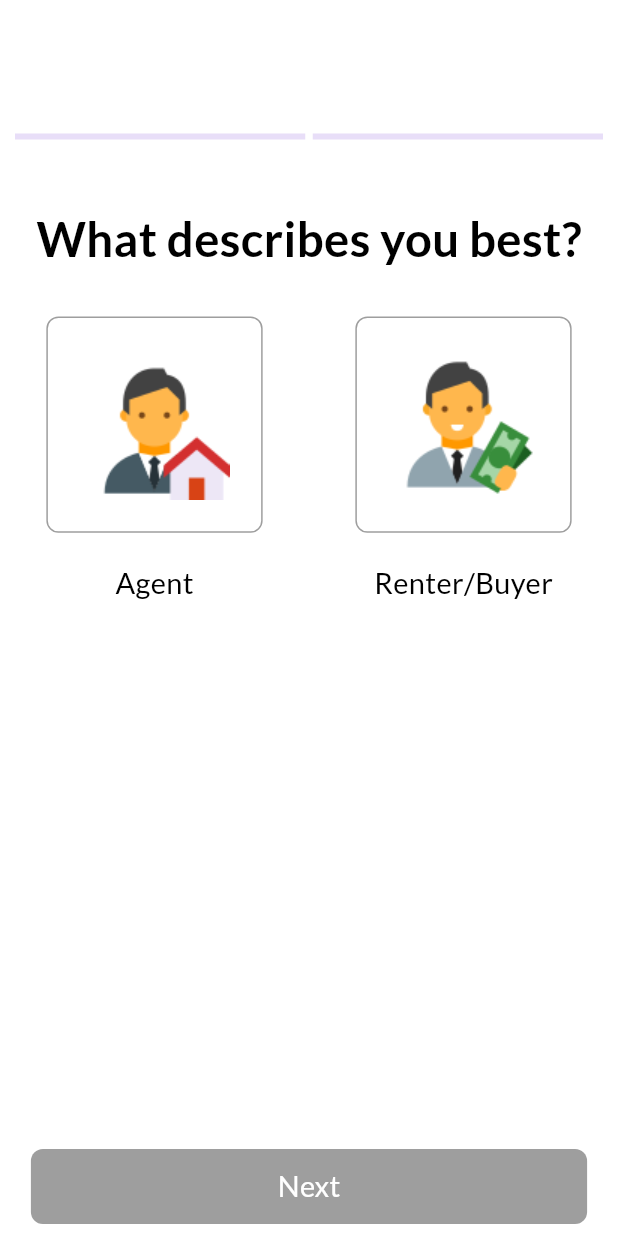
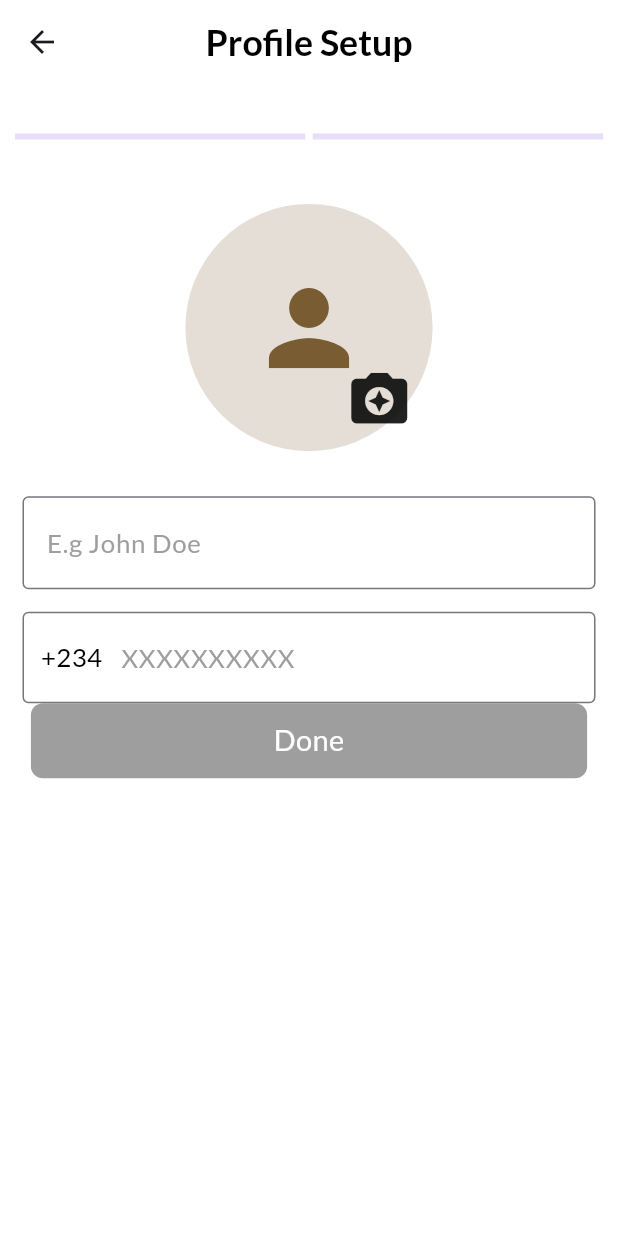
Before and after one commit to mustapha-amin/home_quest, a Flutter app: the UserSetup screen opened directly, after a tap on "Next", on a phone screen of 412 x 824 dp. Run offline on Flutter 3.47's test engine with Material 3 defaults, Android fonts, the phone set to English and light mode, and no system bars; our stand-ins replace firebase_auth, firebase_core, flutter_riverpod, flutter_spinkit, fpdart, google_fonts and 4 more; accounts and stored records are empty.

Commit message:
restructured user data setup screens

```diff
--- a/lib/features/user setup/views/user_data_setup.dart
+++ b/lib/features/user setup/views/user_data_setup.dart
@@ -8,6 +8,9 @@ import 'package:home_quest/core/extensions/widget_exts.dart';
 import 'package:home_quest/core/utils/image_picker_util.dart';
 import 'package:home_quest/shared/spacing.dart';
 import 'package:sizer/sizer.dart';
+
+import '../../../core/utils/textstyle.dart';
+import '../../../shared/custom_button.dart';
 
 final pickedImageProvider = StateProvider<File?>((ref) {
   return null;
@@ -27,6 +30,9 @@ class _UserDataSetupState extends ConsumerState<UserDataSetup> {
   @override
   Widget build(BuildContext context) {
     return Column(
+      mainAxisAlignment: MainAxisAlignment.spaceBetween,
+      children: [
+        Column(
           children: [
             Stack(
               alignment: Alignment.center,
@@ -76,18 +82,53 @@ class _UserDataSetupState extends ConsumerState<UserDataSetup> {
             spaceY(30),
             TextField(
               controller: nameCtrl,
+              style: kTextStyle(17),
+              textCapitalization: TextCapitalization.words,
               decoration: InputDecoration(
-            border: OutlineInputBorder(),
+                hintText: "E.g John Doe",
+                hintStyle: kTextStyle(17, color: Colors.grey),
+                border: const OutlineInputBorder(),
+                contentPadding:
+                    const EdgeInsets.symmetric(vertical: 18, horizontal: 12),
               ),
             ),
             spaceY(15),
             TextField(
+              maxLength: 10,
               controller: phonNumberCtrl,
+              style: kTextStyle(17),
               decoration: InputDecoration(
-            border: OutlineInputBorder(),
+                counterText: "",
+                // counterStyle: kTextStyle(12, color: Colors.white),
+                border: const OutlineInputBorder(),
+                hintText: "XXXXXXXXXX",
+                hintStyle: kTextStyle(17, color: Colors.grey),
+                //contentPadding: EdgeInsets.symmetric(vertical: 18, horizontal: 12),
+                prefixIcon:
+                    Text("  +234 ", style: kTextStyle(17)).padY(18).padX(5),
+                prefixIconConstraints: const BoxConstraints(),
               ),
+              keyboardType: const TextInputType.numberWithOptions(),
             ),
           ],
-    ).padX(15);
+        ).padX(15),
+        ListenableBuilder(
+          listenable: Listenable.merge([
+            nameCtrl,
+            phonNumberCtrl,
+          ]),
+          builder: (context, _) {
+            bool areBothFilled =
+                nameCtrl.text.isNotEmpty && phonNumberCtrl.text.isNotEmpty;
+            return CustomButton(
+              label: "Done",
+              width: 90.w,
+              color: areBothFilled ? AppColors.brown : Colors.grey,
+              onTap: () {},
+            ).padX(10);
+          },
+        )
+      ],
+    );
   }
 }
--- a/lib/features/user setup/views/user_setup.dart
+++ b/lib/features/user setup/views/user_setup.dart
@@ -4,11 +4,12 @@ import 'package:home_quest/core/extensions/widget_exts.dart';
 import 'package:home_quest/core/utils/textstyle.dart';
 import 'package:home_quest/features/user%20setup/views/user_data_setup.dart';
 import 'package:home_quest/features/user%20setup/views/user_type.dart';
-import 'package:home_quest/shared/custom_button.dart';
-import 'package:sizer/sizer.dart';
 import '../../../core/colors.dart';
-import '../../../core/enums.dart';
 import '../../../shared/spacing.dart';
+
+final isFirstProvider = StateProvider<bool>((ref) {
+  return true;
+});
 
 final progressCtrl = StateProvider<double>((ref) {
   return 0;
@@ -26,31 +27,30 @@ class UserSetup extends ConsumerStatefulWidget {
 }
 
 class _UserSetupState extends ConsumerState<UserSetup> {
-  bool isFirst = true;
-
   @override
   Widget build(BuildContext context) {
+    bool isFirst = ref.watch(isFirstProvider);
     return Scaffold(
       appBar: AppBar(
         elevation: 0,
         backgroundColor: Colors.white,
-        title: isFirst
-            ? null
-            : Text("Profile Setup", style: kTextStyle(20, isBold: true)),
+        title: Text(isFirst ? "User type" : "Profile Setup",
+            style: kTextStyle(20, isBold: true)),
         centerTitle: true,
         leading: isFirst
             ? const SizedBox()
             : BackButton(
                 onPressed: () {
                   updateProgressVal(ref, 0.5);
-                  setState(() => isFirst = true);
+                  ref.invalidate(isFirstProvider);
                 },
               ),
       ),
       body: Stack(
         alignment: Alignment.topCenter,
         children: [
-          Column(
+          SingleChildScrollView(
+            child: Column(
               mainAxisAlignment: MainAxisAlignment.start,
               children: [
                 spaceY(10),
@@ -74,29 +74,7 @@ class _UserSetupState extends ConsumerState<UserSetup> {
                 isFirst ? const UserTypeScreen() : const UserDataSetup()
               ],
             ),
-          Positioned(
-            bottom: 8,
-            child: CustomButton(
-              label: isFirst ? "Next" : "Done",
-              width: 90.w,
-              color: ref.watch(userTypeCtr.notifier).state == UserType.none
-                  ? Colors.grey[500]
-                  : switch (isFirst) {
-                    true => AppColors.brown,
-                    _ => AppColors.brown,
-                  },
-              onTap: () {
-                if (ref.watch(userTypeCtr.notifier).state != UserType.none) {
-                  isFirst
-                      ? {
-                          updateProgressVal(ref, 1),
-                          setState(() => isFirst = false)
-                        }
-                      : null;
-                }
-              },
-            ).padX(10),
-          )
+          ),
         ],
       ),
     );
--- a/lib/features/user setup/views/user_type.dart
+++ b/lib/features/user setup/views/user_type.dart
@@ -1,15 +1,15 @@
 import 'package:flutter/material.dart';
 import 'package:flutter_riverpod/flutter_riverpod.dart';
+import 'package:home_quest/core/extensions/widget_exts.dart';
 import 'package:home_quest/core/utils/textstyle.dart';
 import 'package:home_quest/features/user%20setup/views/user_setup.dart';
 import 'package:home_quest/features/user%20setup/widgets/user_type_widget.dart';
 import 'package:home_quest/shared/spacing.dart';
+import 'package:sizer/sizer.dart';
 
+import '../../../core/colors.dart';
 import '../../../core/enums.dart';
-
-final canProceedCtrl = StateProvider<bool>((ref) {
-  return false;
-});
+import '../../../shared/custom_button.dart';
 
 final userTypeCtr = StateProvider<UserType>((ref) {
   return UserType.none;
@@ -26,6 +26,9 @@ class _UserTypeScreenState extends ConsumerState<UserTypeScreen> {
   @override
   Widget build(BuildContext context) {
     return Column(
+      mainAxisAlignment: MainAxisAlignment.spaceBetween,
+      children: [
+        Column(
           mainAxisAlignment: MainAxisAlignment.center,
           children: [
             Text(
@@ -40,9 +43,6 @@ class _UserTypeScreenState extends ConsumerState<UserTypeScreen> {
                   selectedUserType: ref.watch(userTypeCtr),
                   name: "agent",
                   onTap: () {
-                if (ref.watch(canProceedCtrl) == false) {
-                  ref.read(canProceedCtrl.notifier).state = true;
-                }
                     if (ref.watch(progressCtrl) == 0) {
                       updateProgressVal(ref, 0.5);
                     }
@@ -53,9 +53,6 @@ class _UserTypeScreenState extends ConsumerState<UserTypeScreen> {
                   selectedUserType: ref.watch(userTypeCtr),
                   name: "client",
                   onTap: () {
-                if (ref.watch(canProceedCtrl) == false) {
-                  ref.read(canProceedCtrl.notifier).state = true;
-                }
                     if (ref.watch(progressCtrl) == 0) {
                       updateProgressVal(ref, 0.5);
                     }
@@ -65,6 +62,21 @@ class _UserTypeScreenState extends ConsumerState<UserTypeScreen> {
               ],
             ),
           ],
+        ),
+        CustomButton(
+          label: "Next",
+          width: 90.w,
+          color: ref.watch(userTypeCtr.notifier).state == UserType.none
+              ? Colors.grey[500]
+              : AppColors.brown,
+          onTap: () {
+            if (ref.watch(userTypeCtr.notifier).state != UserType.none) {
+              updateProgressVal(ref, 1);
+            }
+            ref.read(isFirstProvider.notifier).state = false;
+          },
+        ).padX(10),
+      ],
     );
   }
 }
```
Lines whose indentation alone changed are shown as unchanged.
